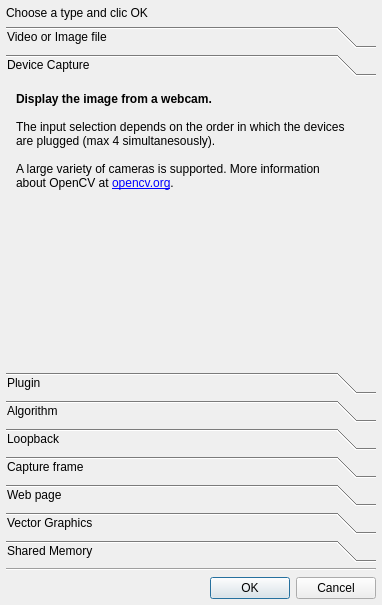
This is src/NewSourceDialog.ui in markus-wa/glmixer-mirror as Qt 5 draws it before an edit. The edited form follows.
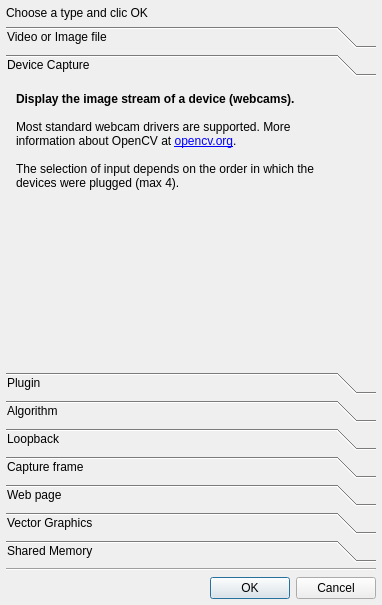
This is the edited form. The open tabs and pages were chosen to show the change. Icons and pictures are not drawn.

Patch:
```diff
--- a/src/NewSourceDialog.ui
+++ b/src/NewSourceDialog.ui
@@ -154,8 +154,8 @@
        <rect>
         <x>0</x>
         <y>0</y>
-        <width>370</width>
-        <height>186</height>
+        <width>98</width>
+        <height>162</height>
        </rect>
       </property>
       <attribute name="icon">
@@ -199,12 +199,12 @@
           <string>&lt;!DOCTYPE HTML PUBLIC &quot;-//W3C//DTD HTML 4.0//EN&quot; &quot;http://www.w3.org/TR/REC-html40/strict.dtd&quot;&gt;
 &lt;html&gt;&lt;head&gt;&lt;meta name=&quot;qrichtext&quot; content=&quot;1&quot; /&gt;&lt;style type=&quot;text/css&quot;&gt;
 p, li { white-space: pre-wrap; }
-&lt;/style&gt;&lt;/head&gt;&lt;body style=&quot; font-family:'Ubuntu'; font-size:11pt; font-weight:400; font-style:normal;&quot;&gt;
-&lt;p style=&quot; margin-top:0px; margin-bottom:0px; margin-left:0px; margin-right:0px; -qt-block-indent:0; text-indent:0px;&quot;&gt;&lt;span style=&quot; font-size:9pt; font-weight:600;&quot;&gt;Display the image from a webcam.&lt;/span&gt;&lt;/p&gt;
-&lt;p style=&quot;-qt-paragraph-type:empty; margin-top:0px; margin-bottom:0px; margin-left:0px; margin-right:0px; -qt-block-indent:0; text-indent:0px; font-size:9pt; font-weight:600;&quot;&gt;&lt;br /&gt;&lt;/p&gt;
-&lt;p style=&quot; margin-top:0px; margin-bottom:0px; margin-left:0px; margin-right:0px; -qt-block-indent:0; text-indent:0px;&quot;&gt;&lt;span style=&quot; font-size:9pt;&quot;&gt;The input selection depends on the order in which the devices are plugged (max 4 simultanesously).&lt;/span&gt;&lt;/p&gt;
-&lt;p style=&quot;-qt-paragraph-type:empty; margin-top:0px; margin-bottom:0px; margin-left:0px; margin-right:0px; -qt-block-indent:0; text-indent:0px; font-size:9pt;&quot;&gt;&lt;br /&gt;&lt;/p&gt;
-&lt;p style=&quot; margin-top:0px; margin-bottom:0px; margin-left:0px; margin-right:0px; -qt-block-indent:0; text-indent:0px;&quot;&gt;&lt;span style=&quot; font-size:9pt;&quot;&gt;A large variety of cameras is supported. More information about OpenCV at &lt;/span&gt;&lt;a href=&quot;http://opencv.org/&quot;&gt;&lt;span style=&quot; font-size:9pt; text-decoration: underline; color:#0000ff;&quot;&gt;opencv.org&lt;/span&gt;&lt;/a&gt;&lt;span style=&quot; font-size:9pt;&quot;&gt;. &lt;/span&gt;&lt;/p&gt;&lt;/body&gt;&lt;/html&gt;</string>
+&lt;/style&gt;&lt;/head&gt;&lt;body style=&quot; font-family:'MS Shell Dlg 2'; font-size:8.25pt; font-weight:400; font-style:normal;&quot;&gt;
+&lt;p style=&quot; margin-top:0px; margin-bottom:0px; margin-left:0px; margin-right:0px; -qt-block-indent:0; text-indent:0px;&quot;&gt;&lt;span style=&quot; font-family:'Ubuntu'; font-size:9pt; font-weight:600;&quot;&gt;Display the image stream of a device (webcams).&lt;/span&gt;&lt;/p&gt;
+&lt;p style=&quot;-qt-paragraph-type:empty; margin-top:0px; margin-bottom:0px; margin-left:0px; margin-right:0px; -qt-block-indent:0; text-indent:0px; font-family:'Ubuntu'; font-size:9pt; font-weight:600;&quot;&gt;&lt;br /&gt;&lt;/p&gt;
+&lt;p style=&quot; margin-top:0px; margin-bottom:0px; margin-left:0px; margin-right:0px; -qt-block-indent:0; text-indent:0px;&quot;&gt;&lt;span style=&quot; font-family:'Ubuntu'; font-size:9pt;&quot;&gt;Most standard webcam drivers are supported. More information about OpenCV at &lt;/span&gt;&lt;a href=&quot;http://opencv.org/&quot;&gt;&lt;span style=&quot; font-family:'Ubuntu'; font-size:9pt; text-decoration: underline; color:#0000ff;&quot;&gt;opencv.org&lt;/span&gt;&lt;/a&gt;&lt;span style=&quot; font-family:'Ubuntu'; font-size:9pt;&quot;&gt;. &lt;/span&gt;&lt;/p&gt;
+&lt;p style=&quot;-qt-paragraph-type:empty; margin-top:0px; margin-bottom:0px; margin-left:0px; margin-right:0px; -qt-block-indent:0; text-indent:0px; font-family:'Ubuntu'; font-size:9pt;&quot;&gt;&lt;br /&gt;&lt;/p&gt;
+&lt;p style=&quot; margin-top:0px; margin-bottom:0px; margin-left:0px; margin-right:0px; -qt-block-indent:0; text-indent:0px;&quot;&gt;&lt;span style=&quot; font-family:'Ubuntu'; font-size:9pt;&quot;&gt;The selection of input depends on the order in which the devices were plugged (max 4).&lt;/span&gt;&lt;/p&gt;&lt;/body&gt;&lt;/html&gt;</string>
          </property>
          <property name="textInteractionFlags">
           <set>Qt::TextBrowserInteraction</set>
```
Left out of the diff: 239 changed lines with no effect on the pictures.
